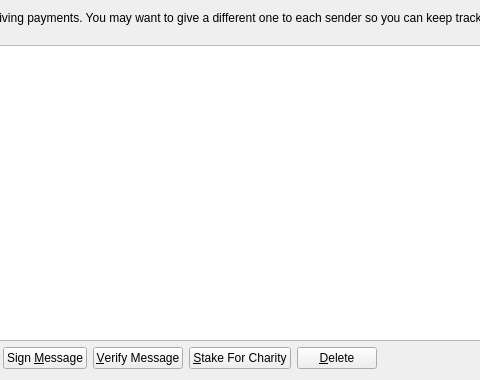
Above: src/qt/forms/addressbookpage.ui from EverGreenCoinDev/EverGreenCoin before the change; both pictures show x 281 to 761 and y 0 to 380 of the 902 by 380 pixel window. Below: the same form after it.
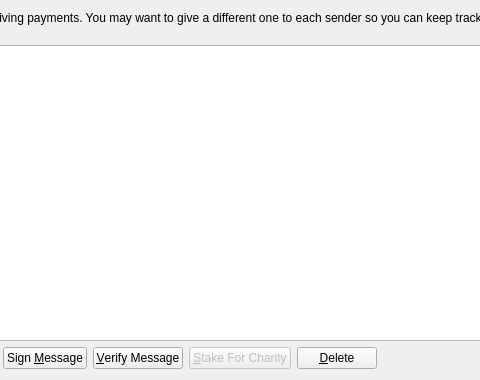
That is the form after the change. Icons and pictures are not drawn.

Patch:
```diff
--- a/src/qt/forms/addressbookpage.ui
+++ b/src/qt/forms/addressbookpage.ui
@@ -169,6 +169,9 @@
      </item>
      <item>
       <widget class="QPushButton" name="stakeForCharityPushButton">
+       <property name="enabled">
+        <bool>false</bool>
+       </property>
        <property name="font">
         <font>
          <weight>50</weight>
```
